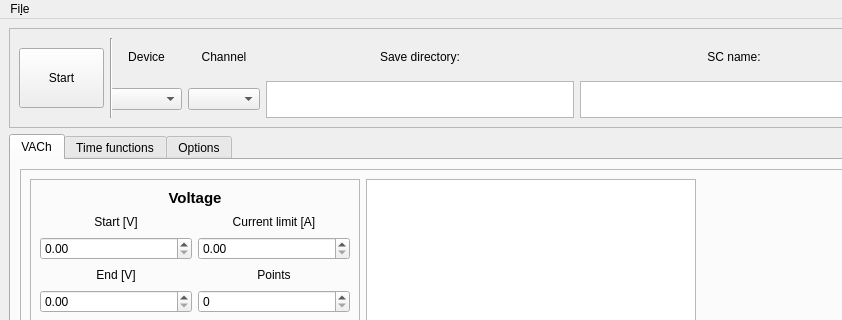
Above: GUI/Solar.ui from userIsTaken/SolarVACh before the change; both pictures show x 0 to 842 and y 0 to 320 of the 973 by 890 pixel window. Below: the same form after it.
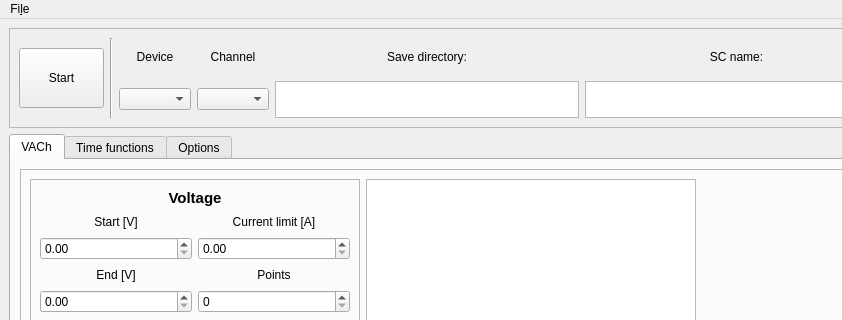
That is the form after the change. Custom widgets are drawn as their Qt base class.

Diff of the .ui file:
```diff
--- a/GUI/Solar.ui
+++ b/GUI/Solar.ui
@@ -687,9 +687,6 @@
          </property>
         </widget>
        </item>
-       <item row="1" column="4" colspan="3">
-        <widget class="QComboBox" name="device_box"/>
-       </item>
        <item row="1" column="7">
         <widget class="QComboBox" name="channel_box"/>
        </item>
@@ -804,6 +801,9 @@
          </property>
         </widget>
        </item>
+       <item row="1" column="5">
+        <widget class="QComboBox" name="device_box"/>
+       </item>
       </layout>
      </widget>
     </item>
```
Left out of the diff: 2 changed lines with no effect on the pictures.
